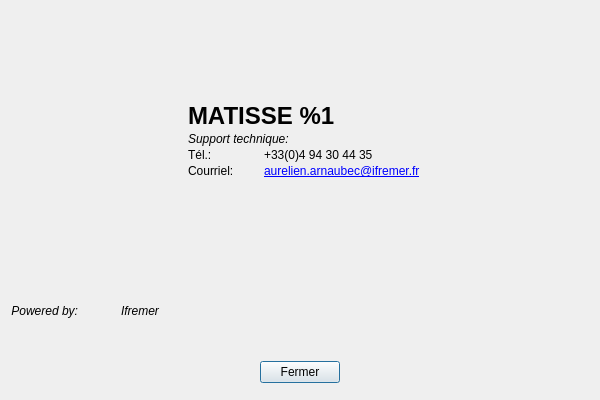
The window that Src/MatisseServer/ui/AboutDialog.ui (IfremerUnderwater/Matisse) describes before a commit, drawn with Qt 5.
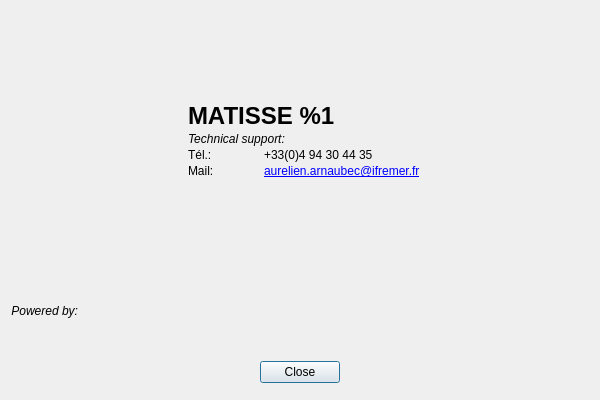
The same window after the commit. Icons and pictures are not drawn.

Diff of the .ui file:
```diff
--- a/Src/MatisseServer/ui/AboutDialog.ui
+++ b/Src/MatisseServer/ui/AboutDialog.ui
@@ -45,7 +45,7 @@
         </font>
        </property>
        <property name="text">
-        <string>Ifremer</string>
+        <string/>
        </property>
        <property name="pixmap">
         <pixmap>:/png/20x20_cst_rvb_300dpi.png</pixmap>
@@ -80,11 +80,7 @@
      <item row="0" column="3">
       <widget class="QLabel" name="_LA_aboutMainText">
        <property name="text">
-        <string>&lt;table&gt;					&lt;tr&gt;&lt;td colspan=&quot;2&quot;&gt;&lt;h1&gt;MATISSE %1&lt;/h1&gt;&lt;/td&gt;&lt;/tr&gt;
-&lt;tr&gt;&lt;td colspan=&quot;2&quot;&gt;&lt;em&gt;Support technique:&lt;/em&gt;&lt;/td&gt;&lt;/tr&gt;
-&lt;tr&gt;&lt;td&gt;Tél.:&lt;/td&gt;&lt;td&gt;+33(0)4 94 30 44 35&lt;/td&gt;&lt;/tr&gt;			&lt;tr&gt;&lt;td&gt;Courriel:&lt;/td&gt;&lt;td&gt;&lt;a href=&quot;mailto:aurelien.arnaubec@ifremer.fr&quot;&gt;aurelien.arnaubec@ifremer.fr&lt;/a&gt;&lt;/td&gt;&lt;/tr&gt;
-&lt;/table&gt; 
-</string>
+        <string>&lt;html&gt;&lt;head/&gt;&lt;body&gt;&lt;table border=&quot;0&quot; style=&quot; margin-top:0px; margin-bottom:0px; margin-left:0px; margin-right:0px;&quot; cellspacing=&quot;2&quot; cellpadding=&quot;0&quot;&gt;&lt;tr&gt;&lt;td colspan=&quot;2&quot;&gt;&lt;p&gt;&lt;span style=&quot; font-size:xx-large; font-weight:600;&quot;&gt;MATISSE %1&lt;/span&gt;&lt;/p&gt;&lt;/td&gt;&lt;/tr&gt;&lt;tr&gt;&lt;td colspan=&quot;2&quot;&gt;&lt;p&gt;&lt;span style=&quot; font-style:italic;&quot;&gt;Technical support:&lt;/span&gt;&lt;/p&gt;&lt;/td&gt;&lt;/tr&gt;&lt;tr&gt;&lt;td&gt;&lt;p&gt;Tél.:&lt;/p&gt;&lt;/td&gt;&lt;td&gt;&lt;p&gt;+33(0)4 94 30 44 35&lt;/p&gt;&lt;/td&gt;&lt;/tr&gt;&lt;tr&gt;&lt;td&gt;&lt;p&gt;Mail:&lt;/p&gt;&lt;/td&gt;&lt;td&gt;&lt;p&gt;&lt;a href=&quot;mailto:aurelien.arnaubec@ifremer.fr&quot;&gt;&lt;span style=&quot; text-decoration: underline; color:#0000ff;&quot;&gt;aurelien.arnaubec@ifremer.fr&lt;/span&gt;&lt;/a&gt;&lt;/p&gt;&lt;/td&gt;&lt;/tr&gt;&lt;/table&gt;&lt;/body&gt;&lt;/html&gt;</string>
        </property>
       </widget>
      </item>
@@ -143,7 +139,7 @@
         </sizepolicy>
        </property>
        <property name="text">
-        <string>Fermer</string>
+        <string>Close</string>
        </property>
       </widget>
      </item>
```
